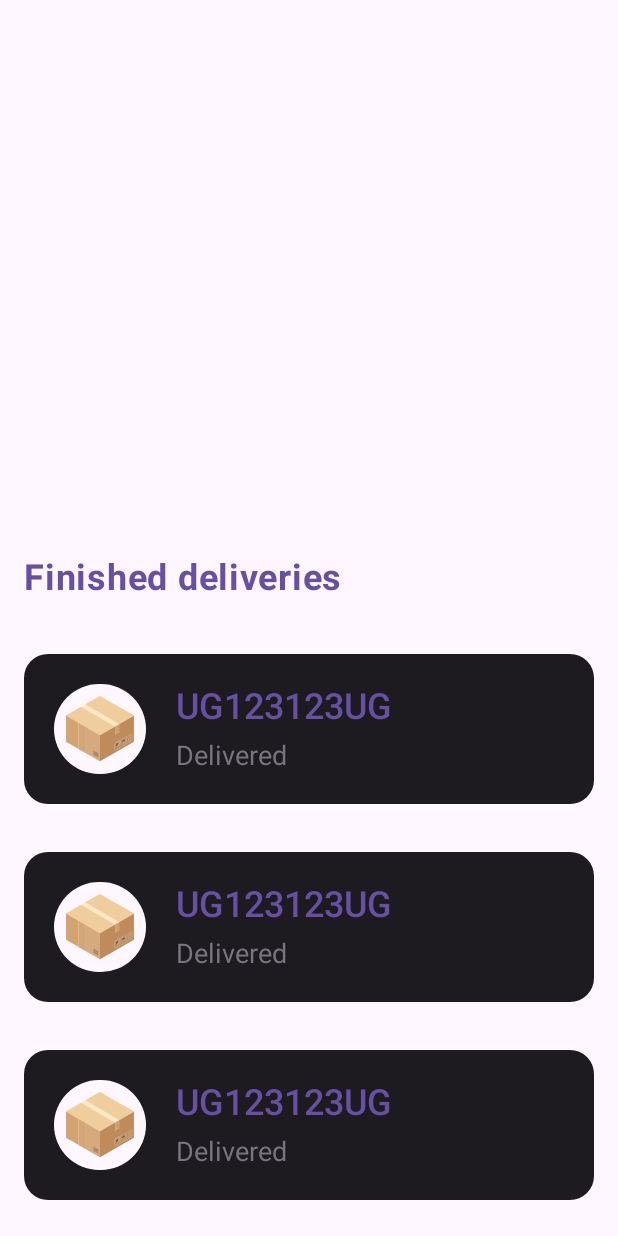
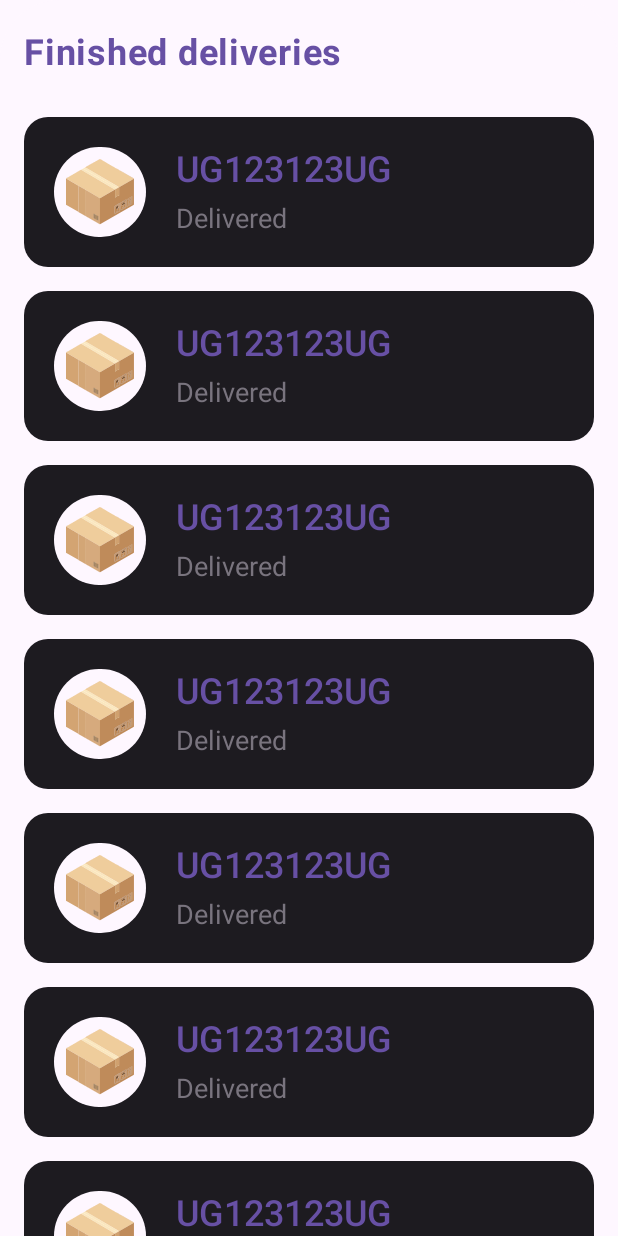
Before and after one commit to ljubicics/door2door-app, an Android app built with Jetpack Compose: the @Preview function PreviewDeliveriesView, on a phone screen of 412 x 824 dp. Run offline under Robolectric (Android 15) with nearby library versions, the phone set to English and light mode, and no system bars.

Commit message:
Replace custom layout for bottm sheet scaffold

```diff
--- a/app/src/main/java/com/example/door2door_app/delivery/ui/components/DeliveriesView.kt
+++ b/app/src/main/java/com/example/door2door_app/delivery/ui/components/DeliveriesView.kt
@@ -1,7 +1,9 @@
 package com.example.door2door_app.delivery.ui.components
 
+import android.widget.Space
 import androidx.compose.foundation.ExperimentalFoundationApi
 import androidx.compose.foundation.background
+import androidx.compose.foundation.layout.Box
 import androidx.compose.foundation.layout.PaddingValues
 import androidx.compose.foundation.layout.Row
 import androidx.compose.foundation.layout.Spacer
@@ -36,6 +38,7 @@ import com.example.door2door_app.user.domain.model.Account
 @OptIn(ExperimentalFoundationApi::class)
 @Composable
 fun DeliveriesView(
+    modifier: Modifier = Modifier,
     deliveries: List<Delivery>,
     account: Account? = null
 ) {
@@ -64,14 +67,9 @@ fun DeliveriesView(
         }
     }
 
-    LazyColumn {
-        item {
-            Spacer(
-                modifier = Modifier
-                    .height(350.dp)
-                    .background(color = Color.Transparent)
-            )
-        }
+    LazyColumn(
+        modifier = modifier
+    ) {
         stickyHeader {
             Row(
                 modifier = Modifier
@@ -100,13 +98,10 @@ fun DeliveriesView(
                 trackingCode = delivery.trackingCode ?: "UG123123UG"
             )
         }
-
         item {
-            Spacer(
-                modifier = Modifier
-                    .fillMaxWidth()
-                    .fillParentMaxHeight()
-                    .background(MaterialTheme.colorScheme.surface)
+            Box(modifier = Modifier
+                .height(80.dp)
+                .background(color = MaterialTheme.colorScheme.surface)
             )
         }
     }
--- a/app/src/main/java/com/example/door2door_app/delivery/ui/components/DeliveryItem.kt
+++ b/app/src/main/java/com/example/door2door_app/delivery/ui/components/DeliveryItem.kt
@@ -47,7 +47,7 @@ private fun DeliveryItemContent(
         modifier = Modifier
             .fillMaxWidth()
             .background(color = MaterialTheme.colorScheme.surface)
-            .padding(16.dp),
+            .padding(paddingValues = PaddingValues(start = 16.dp, top = 8.dp, end = 16.dp, bottom = 8.dp)),
     ) {
         Column(
             modifier = Modifier
```
Also changed, not shown: app/src/main/java/com/example/door2door_app/delivery/ui/components/DeliveryActions.kt (+12 -1 lines), app/src/main/java/com/example/door2door_app/delivery/ui/driver/DriverDeliveriesScreen.kt (+27 -7 lines).
